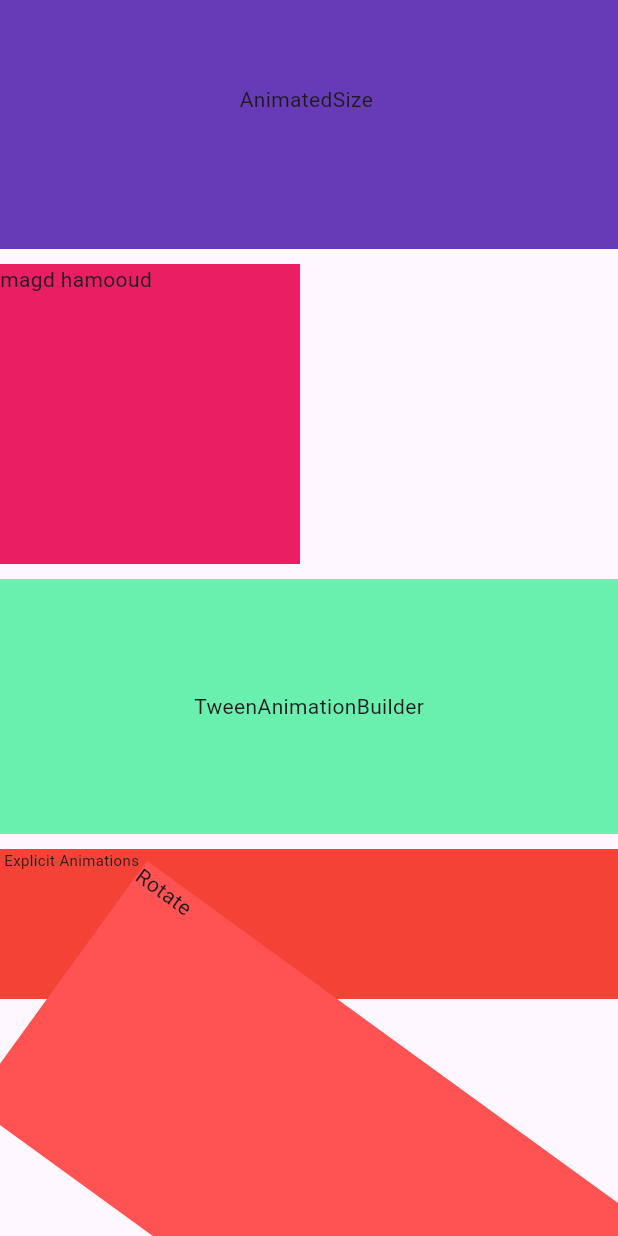
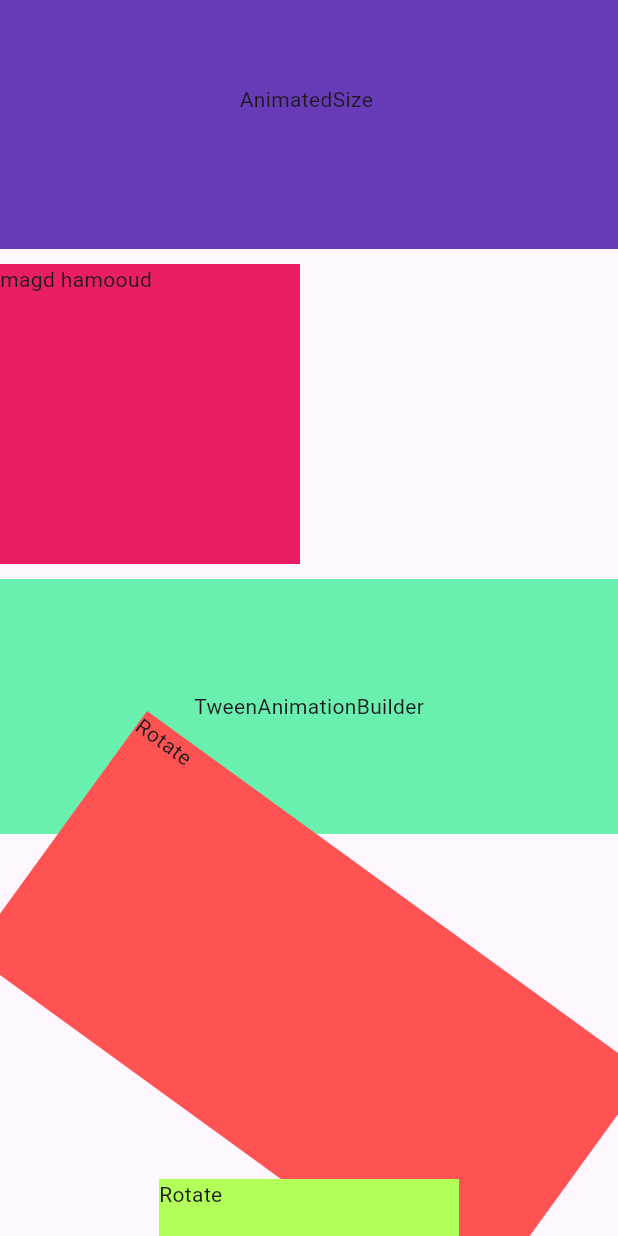
Before and after one commit to majd415/Full_Animation_flutter, a Flutter app: the screen it shows after launch, scrolled down 1728 dp, on a phone screen of 412 x 824 dp. Run offline on Flutter 3.47's test engine with Material 3 defaults, Android fonts, the phone set to English and light mode, and no system bars.

Commit message:
"animation r "

```diff
--- a/lib/main.dart
+++ b/lib/main.dart
@@ -50,7 +50,7 @@ class _MyHomePageState extends State<MyHomePage> with SingleTickerProviderStateM
 
   //SingleTickerProviderStateMixin
 
-  late AnimationController animationController;
+  // late AnimationController animationController;
   late AnimationController controller;
   late Animation<AlignmentGeometry> alignController;
   late Animation<double> rotateController;
@@ -58,7 +58,7 @@ class _MyHomePageState extends State<MyHomePage> with SingleTickerProviderStateM
 
   @override
   void initState() {
-  animationController=AnimationController(vsync: this,duration: Duration(seconds: 2),lowerBound:100,upperBound: 300 );
+  // animationController=AnimationController(vsync: this,duration: Duration(seconds: 2),lowerBound:100,upperBound: 300 );
   controller=AnimationController(vsync: this,duration: Duration(seconds: 2),)..repeat(reverse: true);
 alignController=Tween<AlignmentGeometry>(
 begin: Alignment.centerLeft,
@@ -286,30 +286,30 @@ TweenAnimationBuilder(
       );
     }),
           SizedBox(height: 10,),
-          InkWell(
-            onTap: (){
-
-              animationController.forward();
-              //animationController
-              // animationController.reverse();
-              //stop
-              //repeat
-              //reset
-            },
-            child: AnimatedBuilder(
-              //child : if we don't need implicate animation on wedgit we put it in child
-              child: Text("Text "),
-                animation:animationController ,
-                builder: (context,child){
-                  return Container(
-                    width:animationController.value ,
-                    height:animationController.value ,
-                    color: Colors.red,
-                    child: Text(" Explicit Animations",
-                    style: TextStyle(fontSize: animationController.value/10),),
-                  );
-                }),
-          ),
+          // InkWell(
+          //   onTap: (){
+          //
+          //     // animationController.forward();
+          //     //animationController
+          //     // animationController.reverse();
+          //     //stop
+          //     //repeat
+          //     //reset
+          //   },
+          //   child: AnimatedBuilder(
+          //     //child : if we don't need implicate animation on wedgit we put it in child
+          //     child: Text("Text "),
+          //       animation:animationController ,
+          //       builder: (context,child){
+          //         return Container(
+          //           width:animationController.value ,
+          //           height:animationController.value ,
+          //           color: Colors.red,
+          //           child: Text(" Explicit Animations",
+          //           style: TextStyle(fontSize: animationController.value/10),),
+          //         );
+          //       }),
+          // ),
 // TweenAnimationBuilder(tween: tween, duration: duration, builder: builder)
           SizedBox(height: 10,),
 
```
